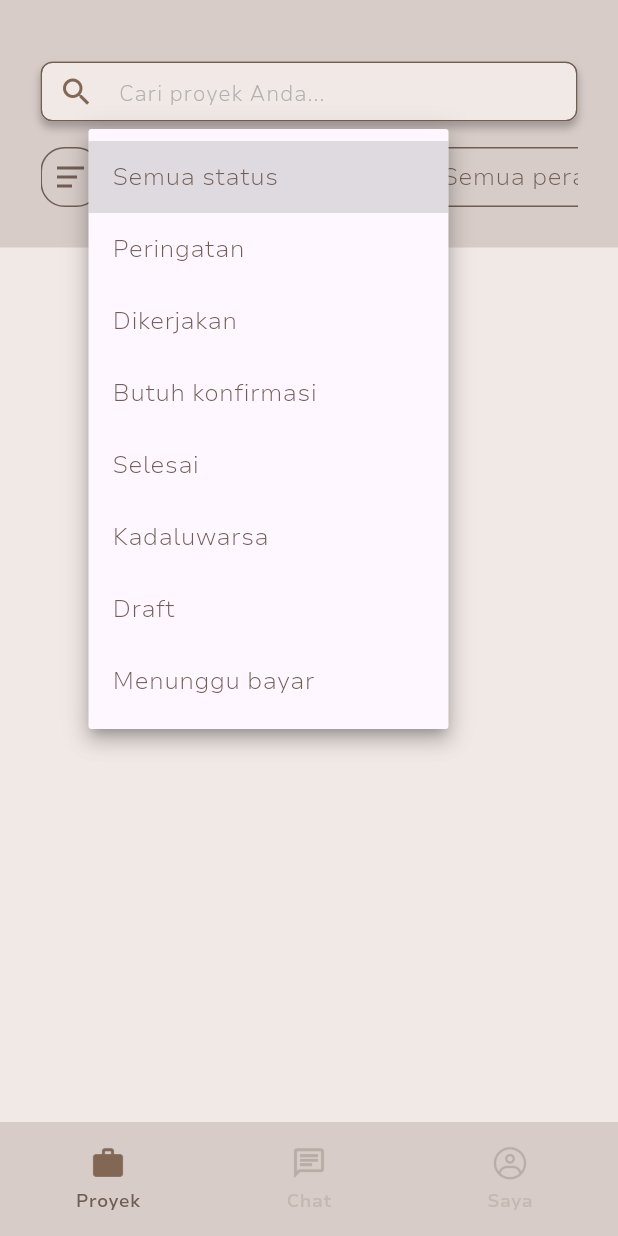
After one commit to rigelra15/surveyscout-backup, a Flutter app: the screen it shows after launch, after a tap on "Semua status", on a phone screen of 412 x 824 dp. The commit adds this screen. Run offline on Flutter 3.47's test engine with Material 3 defaults, Android fonts, the phone set to English and light mode, and no system bars.

Commit message:
update registered klien

```diff
--- a/lib/main.dart
+++ b/lib/main.dart
@@ -1,8 +1,9 @@
 import 'package:flutter/material.dart';
-import 'pages/welcome.dart';
-import 'pages/second_page copy.dart';
+//import 'pages/coba.dart';
+import 'pages/proyekpovklien.dart';
 //import 'pages/cobacoba.dart';
-//import 'pages/clientsignup2.dart';
+import 'pages/clientsignup2.dart';
+import 'pages/clientchat.dart';
 
 void main() {
   runApp(MyApp());
@@ -16,7 +17,7 @@ class MyApp extends StatelessWidget {
       debugShowCheckedModeBanner: false,
       initialRoute: '/',
       routes: {
-        '/': (context) => Welcome(),
+        '/': (context) => Clientchat(),
       },
     );
   }
--- /dev/null
+++ b/lib/pages/clientchat.dart
@@ -0,0 +1,364 @@
+import 'package:flutter/material.dart';
+
+class Clientchat extends StatefulWidget {
+  @override
+  _SecondPageState createState() => _SecondPageState();
+}
+
+class _SecondPageState extends State<Clientchat> {
+  // Variabel untuk menyimpan pilihan dropdown
+  String selectedStatus = "Semua status";
+  String selectedPeran = "Semua peran";
+  String selectedLokasi = "Semua lokasi";
+  String selectedKomisi = "Semua komisi";
+
+  @override
+  Widget build(BuildContext context) {
+    return Scaffold(
+      backgroundColor: Color(0xFFF1E9E5), // Background berwarna #F1E9E5
+      appBar: PreferredSize(
+        preferredSize: Size.fromHeight(165), // Tinggi AppBar diatur menjadi 130
+        child: AppBar(
+          backgroundColor: Color(0xFFD7CCC8), // Header berwarna #D7CCC8
+          flexibleSpace: Padding(
+            padding: const EdgeInsets.all(27.0), // Padding diatur menjadi 27
+            child: Column(
+              mainAxisAlignment: MainAxisAlignment.end,
+              children: [
+                // Search Bar
+                Container(
+                  height: 40, // Tinggi dari kotak teks
+                  child: Container(
+                    decoration: BoxDecoration(
+                      color: Color(0xFFF1E9E5), // Warna latar belakang
+                      borderRadius: BorderRadius.circular(8), // Sudut melengkung
+                      boxShadow: [
+                        BoxShadow(
+                          color: Color(0x40000000), // Warna shadow (semi-transparent hitam)
+                          offset: Offset(0, 4), // Posisi shadow (horizontal, vertikal)
+                          blurRadius: 4, // Blur radius
+                          spreadRadius: 0, // Radius sebaran shadow
+                        ),
+                      ],
+                    ),
+                    child: TextField(
+                      decoration: InputDecoration(
+                        hintText: "Cari proyek Anda...", // Placeholder teks
+                        filled: true,
+                        fillColor: Color(0xFFF1E9E5), // Warna latar belakang
+                        contentPadding: const EdgeInsets.all(10.0),
+                        border: OutlineInputBorder(
+                          borderRadius: BorderRadius.circular(8), // Sudut melengkung
+                          borderSide: BorderSide(
+                            color: Color(0xFF757575), // Warna border #757575
+                            width: 0.1, // Lebar border 0.5px
+                          ),
+                        ),
+                        focusedBorder: OutlineInputBorder(
+                          borderRadius: BorderRadius.circular(8),
+                          borderSide: BorderSide(
+                            color: Color(0xFF705D54), // Warna border tetap saat fokus
+                            width: 2.0, // Lebar border saat fokus
+                          ),
+                        ),
+                        enabledBorder: OutlineInputBorder(
+                          borderRadius: BorderRadius.circular(8),
+                          borderSide: BorderSide(
+                            color: Color(0xFF705D54), // Warna border tetap saat tidak fokus
+                            width: 1.0, // Lebar border saat tidak fokus
+                          ),
+                        ),
+                        prefixIcon: Icon(Icons.search, color: Color(0xFF826754)), // Ikon pencarian
+                        hintStyle: TextStyle(
+                          color: Color(0xFFB0B0B0), // Warna teks #B0B0B0
+                          fontFamily: 'NunitoSans',
+                          fontWeight: FontWeight.w300, // Ketebalan font 300
+                          fontSize: 14, // Ukuran font 14px
+                        ),
+                      ),
+                    ),
+                  ),
+                ),
+                SizedBox(height: 17), // Jarak antara Search Bar dan Dropdowns
+
+                // Horizontal Scrollable Dropdowns
+                SingleChildScrollView(
+                  scrollDirection: Axis.horizontal,
+                  child: Row(
+                    children: [
+                      _buildIconBox(),
+                      SizedBox(width: 8), // Spasi antara kotak dan dropdown
+                      _buildDropdown("Semua Status", [
+                        "Semua status",
+                        "Peringatan",
+                        "Dikerjakan",
+                        "Butuh konfirmasi",
+                        "Selesai",
+                        "Kadaluwarsa",
+                        "Draft",
+                        "Menunggu bayar"
+                      ], selectedValue: selectedStatus, onChanged: (value) {
+                        setState(() {
+                          selectedStatus = value!;
+                        });
+                      }),
+                      SizedBox(width: 8), // Spasi antar dropdown
+                      _buildDropdown("Semua Peran", [
+                        "Semua peran",
+                        "Surveyor",
+                        "Responden"
+                      ], selectedValue: selectedPeran, onChanged: (value) {
+                        setState(() {
+                          selectedPeran = value!;
+                        });
+                      }),
+                      SizedBox(width: 8),
+                      _buildDropdown("Semua Lokasi", [
+                        "Semua lokasi",
+                        "Sidoarjo",
+                        "Surabaya"
+                      ], selectedValue: selectedLokasi, onChanged: (value) {
+                        setState(() {
+                          selectedLokasi = value!;
+                        });
+                      }),
+                      SizedBox(width: 8),
+                      _buildDropdown("Semua Komisi", [
+                        "Semua komisi",
+                        "0 - 100.000 rupiah",
+                        "100.000 - 200.000 rupiah",
+                        "200.000 - 500.000 rupiah",
+                        "500.000 - 1.000.000 rupiah",
+                        "1.000.000 - 5.000.000 rupiah",
+                        "5.000.000 - 10.000.000 rupiah",
+                        "10.000.000 - 20.000.000 rupiah",
+                        "20.000.000 - 30.000.000 rupiah",
+                        "> 30.000.000 rupiah"
+                      ], selectedValue: selectedKomisi, onChanged: (value) {
+                        setState(() {
+                          selectedKomisi = value!;
+                        });
+                      }, isWide: true),
+                    ],
+                  ),
+                ),
+              ],
+            ),
+          ),
+        ),
+      ),
+
+      bottomNavigationBar:
+      Container(
+        color: Color(0xffD7CCC8), // Footer berwarna #D7CCC8
+        padding: EdgeInsets.symmetric(horizontal: 32, vertical: 8), // Padding horizontal dan vertikal
+        child: GestureDetector(
+          onTap: () {
+            // Navigasi atau aksi untuk footer
+            print("Footer link clicked!");
+          },
+          child: Row(
+            mainAxisAlignment: MainAxisAlignment.spaceBetween, // Jarak antar container dibuat maksimal
+            children: [
+              Container(
+                width: 80,
+                height: 60,
+                child: Column(
+                  mainAxisAlignment: MainAxisAlignment.center, // Pusatkan isi secara vertikal
+                  children: [
+                    Image.asset(
+                      'assets/images/proyek.png', // Path ke gambar
+                      width: 24, // Lebar gambar
+                      height: 24, // Tinggi gambar
+                      fit: BoxFit.contain, // Menyesuaikan ukuran gambar
+                    ),
+                    SizedBox(height: 4), // Memberikan jarak antara gambar dan teks
+                    Text(
+                      'Proyek',
+                      style: TextStyle(
+                        fontSize: 12,
+                        fontWeight: FontWeight.w700,
+                        fontFamily: 'NunitoSans',
+                        color: Color(0xFF705D54),
+                      ),
+                    ),
+                  ],
+                ),
+              ),
+
+              Container(
+                width: 80,
+                height: 60,
+                child: Column(
+                  mainAxisAlignment: MainAxisAlignment.center, // Pusatkan isi secara vertikal
+                  children: [
+                    Image.asset(
+                      'assets/images/chat3.png', // Path ke gambar
+                      width: 24, // Lebar gambar
+                      height: 24, // Tinggi gambar
+                      fit: BoxFit.contain, // Menyesuaikan ukuran gambar
+                    ),
+                    SizedBox(height: 4), // Memberikan jarak antara gambar dan teks
+                    Text(
+                      'Chat',
+                      style: TextStyle(
+                        fontSize: 12,
+                        fontWeight: FontWeight.w700,
+                        fontFamily: 'NunitoSans',
+                        color: Color(0xFFC4B8B1),
+                      ),
+                    ),
+                  ],
+                ),
+              ),
+              Container(
+                width: 80,
+                height: 60,
+                child: Column(
+                  mainAxisAlignment: MainAxisAlignment.center, // Pusatkan isi secara vertikal
+                  children: [
+                    Image.asset(
+                      'assets/images/saya.png', // Path ke gambar
+                      width: 24, // Lebar gambar
+                      height: 24, // Tinggi gambar
+                      fit: BoxFit.contain, // Menyesuaikan ukuran gambar
+                    ),
+                    SizedBox(height: 4), // Memberikan jarak antara gambar dan teks
+                    Text(
+                      'Saya',
+                      style: TextStyle(
+                        fontSize: 12,
+                        fontWeight: FontWeight.w700,
+                        fontFamily: 'NunitoSans',
+                        color: Color(0xFFC4B8B1),
+                      ),
+                    ),
+                  ],
+                ),
+              ),
+            ],
+          ),
+        ),
+      ),
+    );
+  }
+
+  Widget _buildDropdown(String hint, List<String> options, {required String selectedValue, required ValueChanged<String?> onChanged, bool isWide = false}) {
+    return Container(
+      width: isWide ? 300 : 200, // Conditional width based on isWide parameter
+      height: 40, // Set the total height of the dropdown to 40
+      child: DropdownButtonFormField<String>(
+        isDense: true, // Make the dropdown more compact
+        decoration: InputDecoration(
+          contentPadding: EdgeInsets.symmetric(horizontal: 8, vertical: 0), // Padding to control internal spacing
+          border: OutlineInputBorder(
+            borderRadius: BorderRadius.circular(16), // Rounded corners
+            borderSide: BorderSide(
+              color: Color(0xFF705D54), // Default border color
+              width: 1, // Border width
+            ),
+          ),
+          focusedBorder: OutlineInputBorder(
+            borderRadius: BorderRadius.circular(16),
+            borderSide: BorderSide(
+              color: Color(0xFF705D54), // Warna border saat fokus
+              width: 2.0, // Lebar border saat fokus
+            ),
+          ),
+          enabledBorder: OutlineInputBorder(
+            borderRadius: BorderRadius.circular(16),
+            borderSide: BorderSide(
+              color: Color(0xFF705D54), // Warna border saat tidak fokus
+              width: 1.0, // Lebar border saat tidak fokus
+            ),
+          ),
+        ),
+        hint: Text(
+          hint,
+          style: TextStyle(
+            fontFamily: 'NunitoSans',
+            fontSize: 16,
+            fontWeight: FontWeight.w400,
+            height: 21.82 / 16, // line-height calculated as ratio of font-size
+            decoration: TextDecoration.none, // No underline decoration
+            color: Color(0xFF705D54), // Text color
+          ),
+        ),
+        value: selectedValue, // Set the current selected value
+        items: options.map((String option) {
+          return DropdownMenuItem<String>(
+            value: option,
+            child: Text(
+              option,
+              style: TextStyle(
+                fontFamily: 'NunitoSans',
+                fontSize: 16,
+                fontWeight: FontWeight.w400,
+                height: 21.82 / 16,
+                decoration: TextDecoration.none,
+                color: Color(0xFF705D54), // Text color
+              ),
+            ),
+          );
+        }).toList(),
+        onChanged: onChanged, // Set the onChanged callback
+        icon: Icon(Icons.keyboard_arrow_down, color: Color(0xFF705D54)), // Icon color
+      ),
+    );
+  }
+
+  Widget _buildIconBox() {
+    return GestureDetector(
+      onTap: () {
+        setState(() {
+          // Reset the status, role, location, and commission selections when the icon box is tapped
+          selectedStatus = "Semua status";
+          selectedPeran = "Semua peran";
+          selectedLokasi = "Semua lokasi";
+          selectedKomisi = "Semua komisi";
+        });
+      },
+      child: Container(
+        width: 40,
+        height: 40,
+        padding: EdgeInsets.all(10),
+        decoration: BoxDecoration(
+          borderRadius: BorderRadius.circular(16), // Rounded corners
+          border: Border.all(
+            color: Color(0xFF705D54), // Border color
+            width: 1, // Border width of 1px
+          ),
+        ),
+        child: Column(
+          mainAxisAlignment: MainAxisAlignment.center, // Center align vertically
+          crossAxisAlignment: CrossAxisAlignment.start, // Center align horizontally
+          children: [
+            // Top line (full width)
+            Container(
+              width: double.infinity, // Max width
+              height: 2,
+              color: Color(0xFF705D54),
+            ),
+            SizedBox(height: 4), // Add spacing between lines
+            // Middle line (2/3 of the box width)
+            Container(
+              width: 2 / 3 * 20, // 2/3 width of the box
+              height: 2,
+              color: Color(0xFF705D54),
+            ),
+            SizedBox(height: 4), // Add spacing between lines
+            // Bottom line (half the width of the box)
+            Container(
+              width: 1 / 2 * 20, // 1/2 width of the box
+              height: 2,
+              color: Color(0xFF705D54),
+            ),
+          ],
+        ),
+      ),
+    );
+  }
+
+
+
+}
```
Also changed, not shown: lib/pages/clientsignup2.dart (+82 -5 lines), lib/pages/coba.dart (added, +157 -0 lines), lib/pages/welcome.dart (+18 -11 lines), lib/pages/proyekpovklien.dart (renamed from lib/pages/second_page copy.dart).
